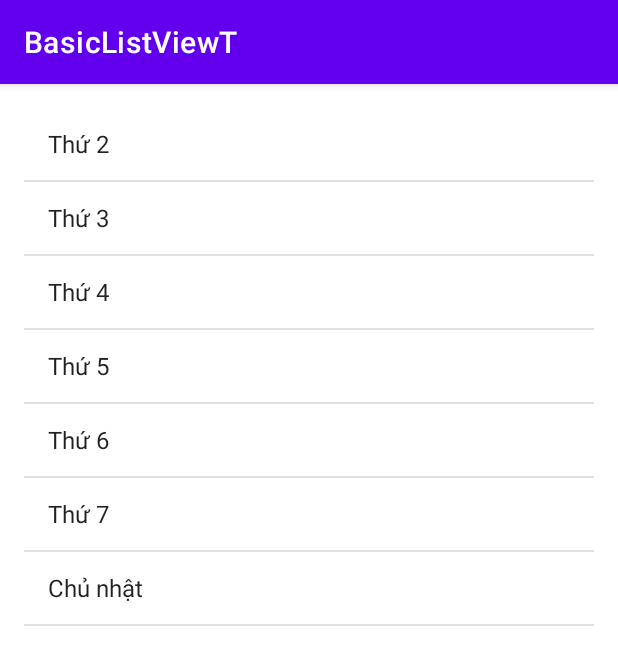
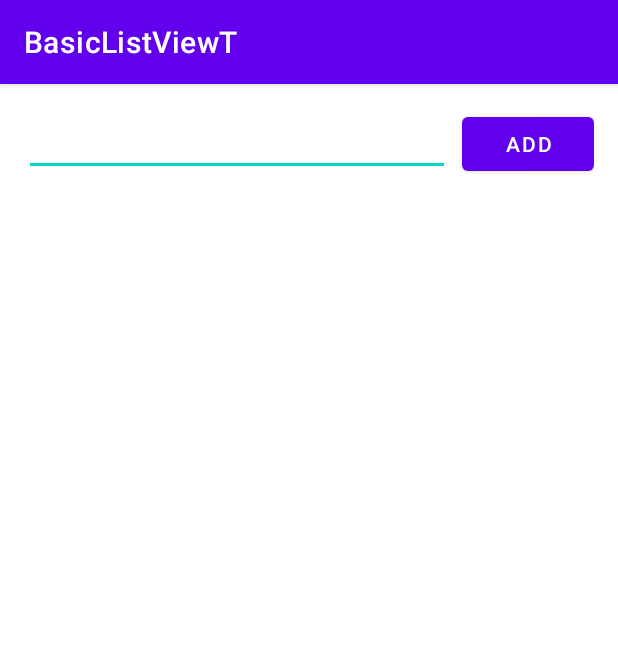
Before and after one commit to nnt9x/BasicListViewT, an Android app: the screen it shows after launch (MainActivity), on a phone screen of 412 x 824 dp. Shown: the top 665 px of the screen. Run offline under Robolectric (Android 15) with nearby library versions, the phone set to English and light mode, and no system bars.

Commit message:
update edittext, btn

```diff
--- a/app/src/main/java/com/example/basiclistviewt/MainActivity.java
+++ b/app/src/main/java/com/example/basiclistviewt/MainActivity.java
@@ -6,6 +6,7 @@ import android.os.Bundle;
 import android.view.View;
 import android.widget.AdapterView;
 import android.widget.ArrayAdapter;
+import android.widget.EditText;
 import android.widget.ListView;
 import android.widget.Toast;
 
@@ -15,6 +16,8 @@ import java.util.List;
 public class MainActivity extends AppCompatActivity {
 
     private ListView lvDays;
+    private EditText edtInput;
+
     private List<String> dataSource;
     private ArrayAdapter<String> arrayAdapter;
 
@@ -23,15 +26,10 @@ public class MainActivity extends AppCompatActivity {
         super.onCreate(savedInstanceState);
         setContentView(R.layout.activity_main);
         lvDays = findViewById(R.id.lvDays);
+        edtInput = findViewById(R.id.edtInput);
         // Them du lieu: thực tế dữ liệu cần lấy ra từ CSDL
         dataSource = new ArrayList<>();
-        dataSource.add("Thứ 2");
-        dataSource.add("Thứ 3");
-        dataSource.add("Thứ 4");
-        dataSource.add("Thứ 5");
-        dataSource.add("Thứ 6");
-        dataSource.add("Thứ 7");
-        dataSource.add("Chủ nhật");
+
         // Adapter
         arrayAdapter = new ArrayAdapter<>(this, android.R.layout.simple_list_item_1, dataSource);
 
@@ -47,4 +45,18 @@ public class MainActivity extends AppCompatActivity {
         });
 
     }
+
+    public void addNew(View view) {
+        String s = edtInput.getText().toString();
+        if(s.isEmpty()){
+            edtInput.setError("Không để trống!");
+            return;
+        }
+        dataSource.add(s);
+        // Khi du lieuj thay doi -> thong bao cho adapter -> render lai listview
+        arrayAdapter.notifyDataSetChanged();
+        edtInput.setText("");
+
+
+    }
 }
--- a/app/src/main/res/layout/activity_main.xml
+++ b/app/src/main/res/layout/activity_main.xml
@@ -7,13 +7,32 @@
     tools:context=".MainActivity"
     android:padding="16dp">
 
+    <EditText
+        android:id="@+id/edtInput"
+        android:layout_width="0dp"
+        android:layout_height="wrap_content"
+        app:layout_constraintTop_toTopOf="parent"
+        android:layout_marginRight="8dp"
+        app:layout_constraintRight_toLeftOf="@+id/btnAdd"
+        app:layout_constraintLeft_toLeftOf="parent"/>
+
+    <Button
+        android:id="@+id/btnAdd"
+        android:layout_width="wrap_content"
+        android:layout_height="wrap_content"
+        android:text="Add"
+        android:onClick="addNew"
+        app:layout_constraintRight_toRightOf="parent"
+        app:layout_constraintTop_toTopOf="parent"/>
+
     <ListView
         android:id="@+id/lvDays"
         android:layout_width="0dp"
         android:layout_height="0dp"
+        android:layout_marginTop="16dp"
         app:layout_constraintRight_toRightOf="parent"
         app:layout_constraintLeft_toLeftOf="parent"
-        app:layout_constraintTop_toTopOf="parent"
+        app:layout_constraintTop_toBottomOf="@+id/edtInput"
         app:layout_constraintBottom_toBottomOf="parent"
         />
 
```
